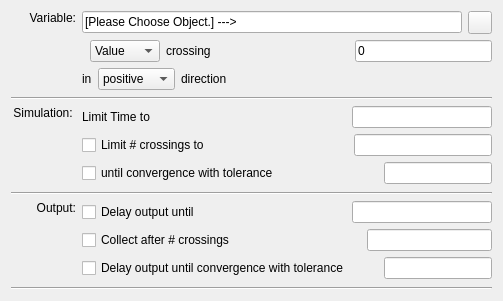
Old version of the form copasi/UI/CQCrossSectionTaskWidget.ui in the repository copasi/COPASI.
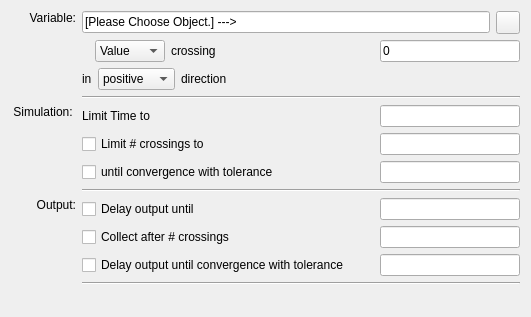
New version of the form. Custom widgets are drawn as their Qt base class.

Commit message: - change layout to formlayout - add slots

The edit to the form file:
```diff
--- a/copasi/UI/CQCrossSectionTaskWidget.ui
+++ b/copasi/UI/CQCrossSectionTaskWidget.ui
@@ -12,8 +12,8 @@
    <rect>
     <x>0</x>
     <y>0</y>
-    <width>503</width>
-    <height>301</height>
+    <width>531</width>
+    <height>317</height>
    </rect>
   </property>
   <property name="windowTitle">
@@ -21,9 +21,10 @@
   </property>
   <layout class="QGridLayout" name="gridLayout">
    <item row="0" column="0">
-    <layout class="QVBoxLayout" name="verticalLayout">
-     <item>
       <layout class="QFormLayout" name="formLayout">
+     <property name="fieldGrowthPolicy">
+      <enum>QFormLayout::AllNonFixedFieldsGrow</enum>
+     </property>
        <item row="0" column="0">
         <widget class="QLabel" name="mpLblVariable">
          <property name="minimumSize">
@@ -41,6 +42,10 @@
         </widget>
        </item>
        <item row="0" column="1">
+      <layout class="QVBoxLayout" name="verticalLayout_4">
+       <item>
+        <layout class="QVBoxLayout" name="verticalLayout_3">
+         <item>
         <layout class="QHBoxLayout" name="horizontalLayout_variable">
          <item>
           <widget class="QLineEdit" name="mpLineEditVariable">
@@ -61,7 +66,7 @@
          </item>
         </layout>
        </item>
-       <item row="1" column="1">
+         <item>
         <layout class="QHBoxLayout" name="horizontalLayout">
          <item>
           <spacer name="horizontalSpacer_2">
@@ -73,7 +78,7 @@
            </property>
            <property name="sizeHint" stdset="0">
             <size>
-             <width>8</width>
+               <width>13</width>
              <height>20</height>
             </size>
            </property>
@@ -124,6 +129,18 @@
          </item>
          <item>
           <widget class="QLineEdit" name="mpLineEditValue">
+             <property name="sizePolicy">
+              <sizepolicy hsizetype="Fixed" vsizetype="Fixed">
+               <horstretch>0</horstretch>
+               <verstretch>0</verstretch>
+              </sizepolicy>
+             </property>
+             <property name="minimumSize">
+              <size>
+               <width>140</width>
+               <height>0</height>
+              </size>
+             </property>
            <property name="maximumSize">
             <size>
              <width>140</width>
@@ -140,7 +157,7 @@
          </item>
         </layout>
        </item>
-       <item row="2" column="1">
+         <item>
         <layout class="QHBoxLayout" name="horizontalLayout_5">
          <item>
           <widget class="QLabel" name="label_2">
@@ -200,9 +217,9 @@
        </property>
       </widget>
      </item>
-     <item>
-      <layout class="QFormLayout" name="formLayout_2">
-       <item row="0" column="0">
+      </layout>
+     </item>
+     <item row="1" column="0">
         <widget class="QLabel" name="label_4">
          <property name="minimumSize">
           <size>
@@ -218,7 +235,11 @@
          </property>
         </widget>
        </item>
-       <item row="0" column="1">
+     <item row="1" column="1">
+      <layout class="QVBoxLayout" name="verticalLayout_5">
+       <item>
+        <layout class="QVBoxLayout" name="verticalLayout_2">
+         <item>
         <layout class="QHBoxLayout" name="horizontalLayout_2">
          <item>
           <widget class="QLabel" name="mpLblLT_2">
@@ -245,6 +266,18 @@
          </item>
          <item>
           <widget class="QLineEdit" name="mpTxtTime">
+             <property name="sizePolicy">
+              <sizepolicy hsizetype="Fixed" vsizetype="Fixed">
+               <horstretch>0</horstretch>
+               <verstretch>0</verstretch>
+              </sizepolicy>
+             </property>
+             <property name="minimumSize">
+              <size>
+               <width>140</width>
+               <height>0</height>
+              </size>
+             </property>
            <property name="maximumSize">
             <size>
              <width>140</width>
@@ -258,7 +291,7 @@
          </item>
         </layout>
        </item>
-       <item row="1" column="1">
+         <item>
         <layout class="QHBoxLayout" name="horizontalLayout_3">
          <item>
           <widget class="QCheckBox" name="mpCheckSimCrossings">
@@ -285,6 +318,18 @@
          </item>
          <item>
           <widget class="QLineEdit" name="mpTxtCrossings">
+             <property name="sizePolicy">
+              <sizepolicy hsizetype="Fixed" vsizetype="Fixed">
+               <horstretch>0</horstretch>
+               <verstretch>0</verstretch>
+              </sizepolicy>
+             </property>
+             <property name="minimumSize">
+              <size>
+               <width>140</width>
+               <height>0</height>
+              </size>
+             </property>
            <property name="maximumSize">
             <size>
              <width>140</width>
@@ -295,7 +340,7 @@
          </item>
         </layout>
        </item>
-       <item row="2" column="1">
+         <item>
         <layout class="QHBoxLayout" name="horizontalLayout_4">
          <item>
           <widget class="QCheckBox" name="mpCheckSimConvergence">
@@ -322,6 +367,18 @@
          </item>
          <item>
           <widget class="QLineEdit" name="mpTxtConvergence">
+             <property name="sizePolicy">
+              <sizepolicy hsizetype="Fixed" vsizetype="Fixed">
+               <horstretch>0</horstretch>
+               <verstretch>0</verstretch>
+              </sizepolicy>
+             </property>
+             <property name="minimumSize">
+              <size>
+               <width>140</width>
+               <height>0</height>
+              </size>
+             </property>
            <property name="maximumSize">
             <size>
              <width>140</width>
@@ -341,15 +398,9 @@
        </property>
       </widget>
      </item>
-     <item>
-      <layout class="QFormLayout" name="formLayout_3">
-       <property name="sizeConstraint">
-        <enum>QLayout::SetDefaultConstraint</enum>
-       </property>
-       <property name="fieldGrowthPolicy">
-        <enum>QFormLayout::AllNonFixedFieldsGrow</enum>
-       </property>
-       <item row="0" column="0">
+      </layout>
+     </item>
+     <item row="2" column="0">
         <widget class="QLabel" name="mpLblLT">
          <property name="minimumSize">
           <size>
@@ -365,7 +416,11 @@
          </property>
         </widget>
        </item>
-       <item row="0" column="1">
+     <item row="2" column="1">
+      <layout class="QVBoxLayout" name="verticalLayout_6">
+       <item>
+        <layout class="QVBoxLayout" name="verticalLayout">
+         <item>
         <layout class="QHBoxLayout" name="horizontalLayout_6">
          <item>
           <widget class="QCheckBox" name="mpCheckOutputDelay">
@@ -392,6 +447,18 @@
          </item>
          <item>
           <widget class="QLineEdit" name="mpTxtOutTime">
+             <property name="sizePolicy">
+              <sizepolicy hsizetype="Fixed" vsizetype="Fixed">
+               <horstretch>0</horstretch>
+               <verstretch>0</verstretch>
+              </sizepolicy>
+             </property>
+             <property name="minimumSize">
+              <size>
+               <width>140</width>
+               <height>0</height>
+              </size>
+             </property>
            <property name="maximumSize">
             <size>
              <width>140</width>
@@ -405,7 +472,7 @@
          </item>
         </layout>
        </item>
-       <item row="1" column="1">
+         <item>
         <layout class="QHBoxLayout" name="horizontalLayout_7">
          <item>
           <widget class="QCheckBox" name="mpCheckOutputCrossings">
@@ -432,6 +499,18 @@
          </item>
          <item>
           <widget class="QLineEdit" name="mpTxtOutCrossings">
+             <property name="sizePolicy">
+              <sizepolicy hsizetype="Fixed" vsizetype="Fixed">
+               <horstretch>0</horstretch>
+               <verstretch>0</verstretch>
+              </sizepolicy>
+             </property>
+             <property name="minimumSize">
+              <size>
+               <width>140</width>
+               <height>0</height>
+              </size>
+             </property>
            <property name="maximumSize">
             <size>
              <width>140</width>
@@ -445,7 +524,7 @@
          </item>
         </layout>
        </item>
-       <item row="2" column="1">
+         <item>
         <layout class="QHBoxLayout" name="horizontalLayout_8">
          <item>
           <widget class="QCheckBox" name="mpCheckOutputConvergence">
@@ -464,14 +543,26 @@
            </property>
            <property name="sizeHint" stdset="0">
             <size>
-             <width>20</width>
-             <height>20</height>
+               <width>13</width>
+               <height>17</height>
             </size>
            </property>
           </spacer>
          </item>
          <item>
           <widget class="QLineEdit" name="mpTxtOutConvergence">
+             <property name="sizePolicy">
+              <sizepolicy hsizetype="Fixed" vsizetype="Fixed">
+               <horstretch>0</horstretch>
+               <verstretch>0</verstretch>
+              </sizepolicy>
+             </property>
+             <property name="minimumSize">
+              <size>
+               <width>140</width>
+               <height>0</height>
+              </size>
+             </property>
            <property name="maximumSize">
             <size>
              <width>140</width>
@@ -497,6 +588,8 @@
     </layout>
    </item>
   </layout>
+   </item>
+  </layout>
  </widget>
  <customwidgets>
   <customwidget>
```
Left out of the diff: 97 changed lines with no effect on the pictures. Lines whose indentation alone changed are shown as unchanged. The commit also changes 2 other files.
